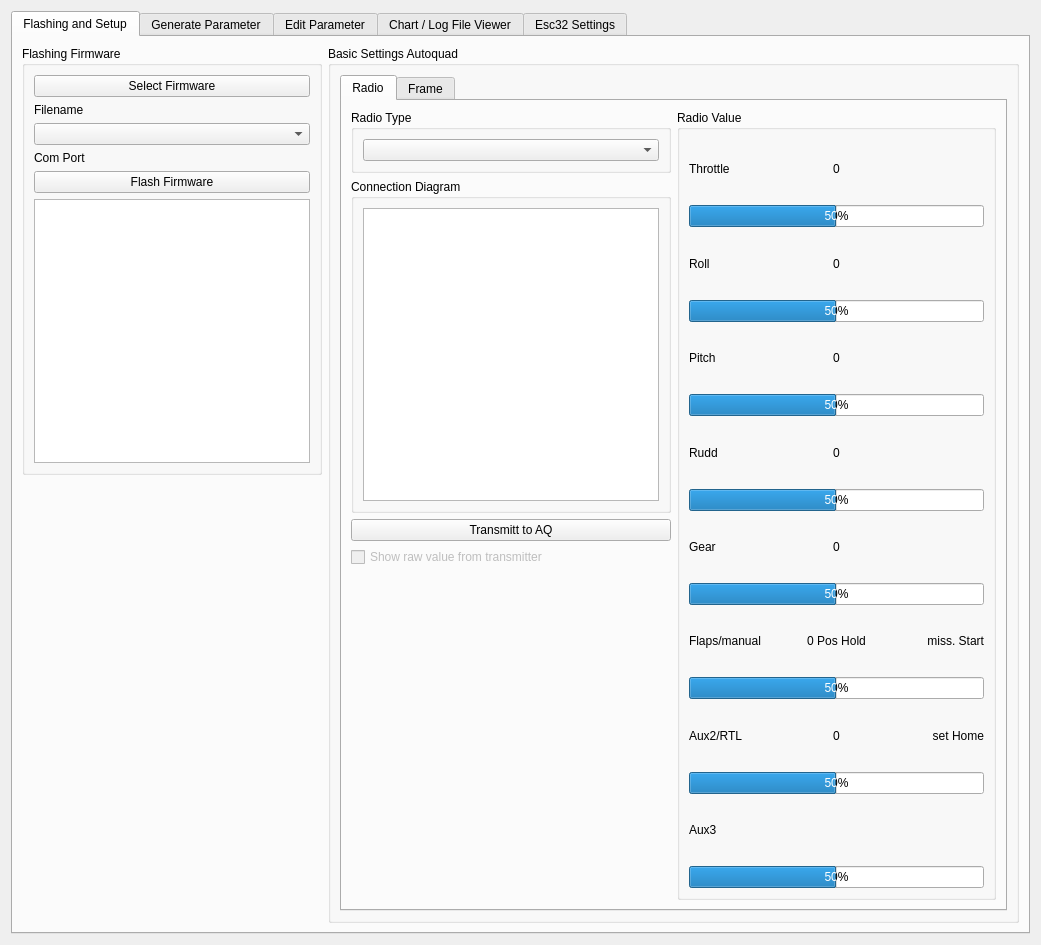
mpaperno/qgroundcontrol_aq, file src/ui/qgcautoquad.ui: the form before one commit.
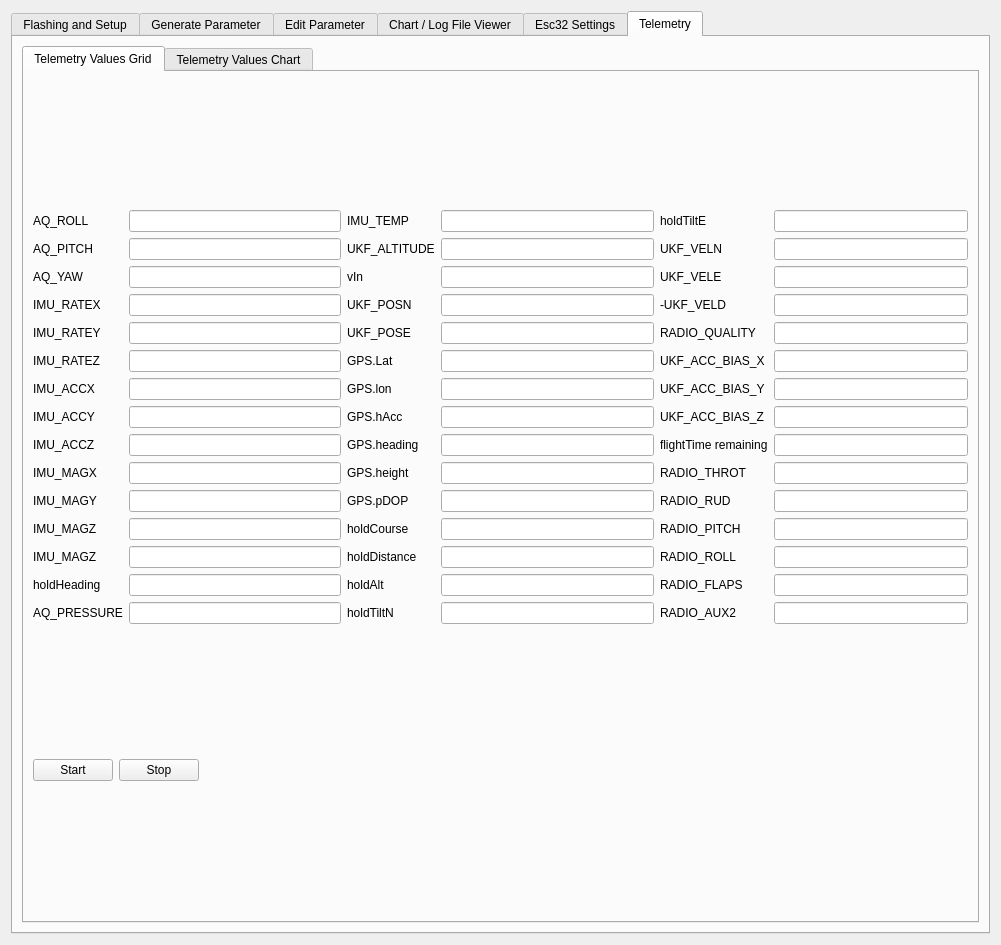
The form after the commit. The open tabs and pages were chosen to show the change.

```diff
--- a/src/ui/qgcautoquad.ui
+++ b/src/ui/qgcautoquad.ui
@@ -6,7 +6,7 @@
    <rect>
     <x>0</x>
     <y>0</y>
-    <width>1041</width>
+    <width>1001</width>
     <height>945</height>
    </rect>
   </property>
@@ -5072,6 +5072,616 @@
        </item>
       </layout>
      </widget>
+     <widget class="QWidget" name="tab_aq_telemetry">
+      <attribute name="title">
+       <string>Telemetry</string>
+      </attribute>
+      <layout class="QHBoxLayout" name="horizontalLayout_17">
+       <item>
+        <widget class="QTabWidget" name="tabTele">
+         <property name="currentIndex">
+          <number>0</number>
+         </property>
+         <widget class="QWidget" name="tab_val_grid">
+          <attribute name="title">
+           <string>Telemetry Values Grid</string>
+          </attribute>
+          <layout class="QVBoxLayout" name="verticalLayout_192" stretch="1,0">
+           <item>
+            <layout class="QHBoxLayout" name="horizontalLayout_15">
+             <item>
+              <layout class="QGridLayout" name="gridLayout_15">
+               <item row="0" column="0">
+                <widget class="QLabel" name="label_3">
+                 <property name="text">
+                  <string>AQ_ROLL</string>
+                 </property>
+                </widget>
+               </item>
+               <item row="0" column="1">
+                <widget class="QLineEdit" name="Tele_Value1"/>
+               </item>
+               <item row="1" column="0">
+                <widget class="QLabel" name="label_134">
+                 <property name="text">
+                  <string>AQ_PITCH</string>
+                 </property>
+                </widget>
+               </item>
+               <item row="1" column="1">
+                <widget class="QLineEdit" name="Tele_Value2"/>
+               </item>
+               <item row="2" column="0">
+                <widget class="QLabel" name="label_138">
+                 <property name="text">
+                  <string>AQ_YAW</string>
+                 </property>
+                </widget>
+               </item>
+               <item row="2" column="1">
+                <widget class="QLineEdit" name="Tele_Value3"/>
+               </item>
+               <item row="3" column="0">
+                <widget class="QLabel" name="label_158">
+                 <property name="text">
+                  <string>IMU_RATEX</string>
+                 </property>
+                </widget>
+               </item>
+               <item row="3" column="1">
+                <widget class="QLineEdit" name="Tele_Value4"/>
+               </item>
+               <item row="4" column="0">
+                <widget class="QLabel" name="label_162">
+                 <property name="text">
+                  <string>IMU_RATEY</string>
+                 </property>
+                </widget>
+               </item>
+               <item row="4" column="1">
+                <widget class="QLineEdit" name="Tele_Value5"/>
+               </item>
+               <item row="5" column="0">
+                <widget class="QLabel" name="label_166">
+                 <property name="text">
+                  <string>IMU_RATEZ</string>
+                 </property>
+                </widget>
+               </item>
+               <item row="5" column="1">
+                <widget class="QLineEdit" name="Tele_Value6"/>
+               </item>
+               <item row="6" column="0">
+                <widget class="QLabel" name="label_170">
+                 <property name="text">
+                  <string>IMU_ACCX</string>
+                 </property>
+                </widget>
+               </item>
+               <item row="6" column="1">
+                <widget class="QLineEdit" name="Tele_Value7"/>
+               </item>
+               <item row="7" column="0">
+                <widget class="QLabel" name="label_174">
+                 <property name="text">
+                  <string>IMU_ACCY</string>
+                 </property>
+                </widget>
+               </item>
+               <item row="7" column="1">
+                <widget class="QLineEdit" name="Tele_Value8"/>
+               </item>
+               <item row="8" column="0">
+                <widget class="QLabel" name="label_208">
+                 <property name="text">
+                  <string>IMU_ACCZ</string>
+                 </property>
+                </widget>
+               </item>
+               <item row="8" column="1">
+                <widget class="QLineEdit" name="Tele_Value9"/>
+               </item>
+               <item row="9" column="0">
+                <widget class="QLabel" name="label_212">
+                 <property name="text">
+                  <string>IMU_MAGX</string>
+                 </property>
+                </widget>
+               </item>
+               <item row="9" column="1">
+                <widget class="QLineEdit" name="Tele_Value10"/>
+               </item>
+               <item row="10" column="0">
+                <widget class="QLabel" name="label_216">
+                 <property name="sizePolicy">
+                  <sizepolicy hsizetype="Preferred" vsizetype="Preferred">
+                   <horstretch>0</horstretch>
+                   <verstretch>0</verstretch>
+                  </sizepolicy>
+                 </property>
+                 <property name="baseSize">
+                  <size>
+                   <width>0</width>
+                   <height>0</height>
+                  </size>
+                 </property>
+                 <property name="text">
+                  <string>IMU_MAGY</string>
+                 </property>
+                </widget>
+               </item>
+               <item row="10" column="1">
+                <widget class="QLineEdit" name="Tele_Value11"/>
+               </item>
+               <item row="11" column="0">
+                <widget class="QLabel" name="label_220">
+                 <property name="text">
+                  <string>IMU_MAGZ</string>
+                 </property>
+                </widget>
+               </item>
+               <item row="11" column="1">
+                <widget class="QLineEdit" name="Tele_Value12"/>
+               </item>
+               <item row="12" column="0">
+                <widget class="QLabel" name="label_224">
+                 <property name="text">
+                  <string>IMU_MAGZ</string>
+                 </property>
+                </widget>
+               </item>
+               <item row="12" column="1">
+                <widget class="QLineEdit" name="Tele_Value13"/>
+               </item>
+               <item row="13" column="0">
+                <widget class="QLabel" name="label_228">
+                 <property name="text">
+                  <string>holdHeading</string>
+                 </property>
+                </widget>
+               </item>
+               <item row="13" column="1">
+                <widget class="QLineEdit" name="Tele_Value14"/>
+               </item>
+               <item row="14" column="0">
+                <widget class="QLabel" name="label_232">
+                 <property name="text">
+                  <string>AQ_PRESSURE</string>
+                 </property>
+                </widget>
+               </item>
+               <item row="14" column="1">
+                <widget class="QLineEdit" name="Tele_Value15"/>
+               </item>
+              </layout>
+             </item>
+             <item>
+              <layout class="QGridLayout" name="gridLayout_16">
+               <item row="10" column="1">
+                <widget class="QLineEdit" name="Tele_Value26"/>
+               </item>
+               <item row="1" column="1">
+                <widget class="QLineEdit" name="Tele_Value17"/>
+               </item>
+               <item row="12" column="1">
+                <widget class="QLineEdit" name="Tele_Value28"/>
+               </item>
+               <item row="0" column="1">
+                <widget class="QLineEdit" name="Tele_Value16"/>
+               </item>
+               <item row="13" column="1">
+                <widget class="QLineEdit" name="Tele_Value29"/>
+               </item>
+               <item row="7" column="1">
+                <widget class="QLineEdit" name="Tele_Value23"/>
+               </item>
+               <item row="11" column="0">
+                <widget class="QLabel" name="label_221">
+                 <property name="text">
+                  <string>holdCourse</string>
+                 </property>
+                </widget>
+               </item>
+               <item row="4" column="0">
+                <widget class="QLabel" name="label_163">
+                 <property name="text">
+                  <string>UKF_POSE</string>
+                 </property>
+                </widget>
+               </item>
+               <item row="3" column="1">
+                <widget class="QLineEdit" name="Tele_Value19"/>
+               </item>
+               <item row="9" column="0">
+                <widget class="QLabel" name="label_213">
+                 <property name="text">
+                  <string>GPS.height</string>
+                 </property>
+                </widget>
+               </item>
+               <item row="14" column="1">
+                <widget class="QLineEdit" name="Tele_Value30"/>
+               </item>
+               <item row="10" column="0">
+                <widget class="QLabel" name="label_217">
+                 <property name="text">
+                  <string>GPS.pDOP</string>
+                 </property>
+                </widget>
+               </item>
+               <item row="8" column="0">
+                <widget class="QLabel" name="label_209">
+                 <property name="text">
+                  <string>GPS.heading</string>
+                 </property>
+                </widget>
+               </item>
+               <item row="13" column="0">
+                <widget class="QLabel" name="label_229">
+                 <property name="text">
+                  <string>holdAlt</string>
+                 </property>
+                </widget>
+               </item>
+               <item row="2" column="1">
+                <widget class="QLineEdit" name="Tele_Value18"/>
+               </item>
+               <item row="2" column="0">
+                <widget class="QLabel" name="label_155">
+                 <property name="text">
+                  <string>vIn</string>
+                 </property>
+                </widget>
+               </item>
+               <item row="5" column="1">
+                <widget class="QLineEdit" name="Tele_Value21"/>
+               </item>
+               <item row="5" column="0">
+                <widget class="QLabel" name="label_167">
+                 <property name="text">
+                  <string>GPS.Lat</string>
+                 </property>
+                </widget>
+               </item>
+               <item row="14" column="0">
+                <widget class="QLabel" name="label_237">
+                 <property name="text">
+                  <string>holdTiltN</string>
+                 </property>
+                </widget>
+               </item>
+               <item row="7" column="0">
+                <widget class="QLabel" name="label_175">
+                 <property name="text">
+                  <string>GPS.hAcc</string>
+                 </property>
+                </widget>
+               </item>
+               <item row="6" column="0">
+                <widget class="QLabel" name="label_171">
+                 <property name="text">
+                  <string>GPS.lon</string>
+                 </property>
+                </widget>
+               </item>
+               <item row="1" column="0">
+                <widget class="QLabel" name="label_135">
+                 <property name="text">
+                  <string>UKF_ALTITUDE</string>
+                 </property>
+                </widget>
+               </item>
+               <item row="4" column="1">
+                <widget class="QLineEdit" name="Tele_Value20"/>
+               </item>
+               <item row="6" column="1">
+                <widget class="QLineEdit" name="Tele_Value22"/>
+               </item>
+               <item row="0" column="0">
+                <widget class="QLabel" name="label_111">
+                 <property name="text">
+                  <string>IMU_TEMP</string>
+                 </property>
+                </widget>
+               </item>
+               <item row="3" column="0">
+                <widget class="QLabel" name="label_159">
+                 <property name="text">
+                  <string>UKF_POSN</string>
+                 </property>
+                </widget>
+               </item>
+               <item row="12" column="0">
+                <widget class="QLabel" name="label_225">
+                 <property name="text">
+                  <string>holdDistance</string>
+                 </property>
+                </widget>
+               </item>
+               <item row="8" column="1">
+                <widget class="QLineEdit" name="Tele_Value24"/>
+               </item>
+               <item row="9" column="1">
+                <widget class="QLineEdit" name="Tele_Value25"/>
+               </item>
+               <item row="11" column="1">
+                <widget class="QLineEdit" name="Tele_Value27"/>
+               </item>
+              </layout>
+             </item>
+             <item>
+              <layout class="QGridLayout" name="gridLayout_17">
+               <item row="0" column="0">
+                <widget class="QLabel" name="label_132">
+                 <property name="text">
+                  <string>holdTiltE</string>
+                 </property>
+                </widget>
+               </item>
+               <item row="0" column="1">
+                <widget class="QLineEdit" name="Tele_Value31"/>
+               </item>
+               <item row="1" column="0">
+                <widget class="QLabel" name="label_136">
+                 <property name="text">
+                  <string>UKF_VELN</string>
+                 </property>
+                </widget>
+               </item>
+               <item row="1" column="1">
+                <widget class="QLineEdit" name="Tele_Value32"/>
+               </item>
+               <item row="2" column="0">
+                <widget class="QLabel" name="label_156">
+                 <property name="text">
+                  <string>UKF_VELE</string>
+                 </property>
+                </widget>
+               </item>
+               <item row="2" column="1">
+                <widget class="QLineEdit" name="Tele_Value33"/>
+               </item>
+               <item row="3" column="0">
+                <widget class="QLabel" name="label_160">
+                 <property name="text">
+                  <string>-UKF_VELD</string>
+                 </property>
+                </widget>
+               </item>
+               <item row="3" column="1">
+                <widget class="QLineEdit" name="Tele_Value34"/>
+               </item>
+               <item row="4" column="0">
+                <widget class="QLabel" name="label_164">
+                 <property name="text">
+                  <string>RADIO_QUALITY</string>
+                 </property>
+                </widget>
+               </item>
+               <item row="4" column="1">
+                <widget class="QLineEdit" name="Tele_Value35"/>
+               </item>
+               <item row="5" column="0">
+                <widget class="QLabel" name="label_168">
+                 <property name="text">
+                  <string>UKF_ACC_BIAS_X</string>
+                 </property>
+                </widget>
+               </item>
+               <item row="5" column="1">
+                <widget class="QLineEdit" name="Tele_Value36"/>
+               </item>
+               <item row="6" column="0">
+                <widget class="QLabel" name="label_172">
+                 <property name="text">
+                  <string>UKF_ACC_BIAS_Y</string>
+                 </property>
+                </widget>
+               </item>
+               <item row="6" column="1">
+                <widget class="QLineEdit" name="Tele_Value37"/>
+               </item>
+               <item row="7" column="0">
+                <widget class="QLabel" name="label_176">
+                 <property name="text">
+                  <string>UKF_ACC_BIAS_Z</string>
+                 </property>
+                </widget>
+               </item>
+               <item row="7" column="1">
+                <widget class="QLineEdit" name="Tele_Value38"/>
+               </item>
+               <item row="8" column="0">
+                <widget class="QLabel" name="label_210">
+                 <property name="text">
+                  <string>flightTime remaining</string>
+                 </property>
+                </widget>
+               </item>
+               <item row="8" column="1">
+                <widget class="QLineEdit" name="Tele_Value39"/>
+               </item>
+               <item row="9" column="0">
+                <widget class="QLabel" name="label_214">
+                 <property name="text">
+                  <string>RADIO_THROT</string>
+                 </property>
+                </widget>
+               </item>
+               <item row="9" column="1">
+                <widget class="QLineEdit" name="Tele_Value40"/>
+               </item>
+               <item row="10" column="0">
+                <widget class="QLabel" name="label_218">
+                 <property name="text">
+                  <string>RADIO_RUD</string>
+                 </property>
+                </widget>
+               </item>
+               <item row="10" column="1">
+                <widget class="QLineEdit" name="Tele_Value41"/>
+               </item>
+               <item row="11" column="0">
+                <widget class="QLabel" name="label_222">
+                 <property name="text">
+                  <string>RADIO_PITCH</string>
+                 </property>
+                </widget>
+               </item>
+               <item row="11" column="1">
+                <widget class="QLineEdit" name="Tele_Value42"/>
+               </item>
+               <item row="12" column="0">
+                <widget class="QLabel" name="label_226">
+                 <property name="text">
+                  <string>RADIO_ROLL</string>
+                 </property>
+                </widget>
+               </item>
+               <item row="12" column="1">
+                <widget class="QLineEdit" name="Tele_Value43"/>
+               </item>
+               <item row="13" column="0">
+                <widget class="QLabel" name="label_230">
+                 <property name="text">
+                  <string>RADIO_FLAPS</string>
+                 </property>
+                </widget>
+               </item>
+               <item row="13" column="1">
+                <widget class="QLineEdit" name="Tele_Value44"/>
+               </item>
+               <item row="14" column="0">
+                <widget class="QLabel" name="label_238">
+                 <property name="text">
+                  <string>RADIO_AUX2</string>
+                 </property>
+                </widget>
+               </item>
+               <item row="14" column="1">
+                <widget class="QLineEdit" name="Tele_Value45"/>
+               </item>
+              </layout>
+             </item>
+            </layout>
+           </item>
+           <item>
+            <layout class="QHBoxLayout" name="horizontalLayout_14">
+             <item>
+              <widget class="QPushButton" name="pushButton_start_tel_grid">
+               <property name="text">
+                <string>Start</string>
+               </property>
+              </widget>
+             </item>
+             <item>
+              <widget class="QPushButton" name="pushButton_stop_tel_grid">
+               <property name="sizePolicy">
+                <sizepolicy hsizetype="Fixed" vsizetype="Fixed">
+                 <horstretch>0</horstretch>
+                 <verstretch>0</verstretch>
+                </sizepolicy>
+               </property>
+               <property name="text">
+                <string>Stop</string>
+               </property>
+              </widget>
+             </item>
+             <item>
+              <spacer name="horizontalSpacer">
+               <property name="orientation">
+                <enum>Qt::Horizontal</enum>
+               </property>
+               <property name="sizeHint" stdset="0">
+                <size>
+                 <width>578</width>
+                 <height>20</height>
+                </size>
+               </property>
+              </spacer>
+             </item>
+            </layout>
+           </item>
+          </layout>
+         </widget>
+         <widget class="QWidget" name="tab_graphicTel">
+          <attribute name="title">
+           <string>Telemetry Values Chart</string>
+          </attribute>
+          <layout class="QVBoxLayout" name="verticalLayout_202">
+           <item>
+            <layout class="QVBoxLayout" name="verticalLayout_201">
+             <item>
+              <widget class="QFrame" name="plotFrameTele">
+               <property name="sizePolicy">
+                <sizepolicy hsizetype="Expanding" vsizetype="Expanding">
+                 <horstretch>0</horstretch>
+                 <verstretch>0</verstretch>
+                </sizepolicy>
+               </property>
+               <property name="frameShape">
+                <enum>QFrame::StyledPanel</enum>
+               </property>
+               <property name="frameShadow">
+                <enum>QFrame::Raised</enum>
+               </property>
+              </widget>
+             </item>
+             <item>
+              <layout class="QHBoxLayout" name="horizontalLayout_16">
+               <item>
+                <widget class="QPushButton" name="pushButton_Open_Log_file_3">
+                 <property name="sizePolicy">
+                  <sizepolicy hsizetype="Minimum" vsizetype="Minimum">
+                   <horstretch>0</horstretch>
+                   <verstretch>0</verstretch>
+                  </sizepolicy>
+                 </property>
+                 <property name="text">
+                  <string>Open Log File</string>
+                 </property>
+                </widget>
+               </item>
+               <item>
+                <widget class="QPushButton" name="pushButtonshow_cahnnels_3">
+                 <property name="sizePolicy">
+                  <sizepolicy hsizetype="Minimum" vsizetype="Minimum">
+                   <horstretch>0</horstretch>
+                   <verstretch>0</verstretch>
+                  </sizepolicy>
+                 </property>
+                 <property name="text">
+                  <string>Show curves</string>
+                 </property>
+                </widget>
+               </item>
+               <item>
+                <widget class="QComboBox" name="comboBox_frequenz">
+                 <property name="sizePolicy">
+                  <sizepolicy hsizetype="Minimum" vsizetype="Minimum">
+                   <horstretch>0</horstretch>
+                   <verstretch>0</verstretch>
+                  </sizepolicy>
+                 </property>
+                </widget>
+               </item>
+               <item>
+                <widget class="QLabel" name="label_133">
+                 <property name="text">
+                  <string>Hz update rate</string>
+                 </property>
+                </widget>
+               </item>
+              </layout>
+             </item>
+            </layout>
+           </item>
+          </layout>
+         </widget>
+        </widget>
+       </item>
+      </layout>
+     </widget>
     </widget>
    </item>
   </layout>
```
